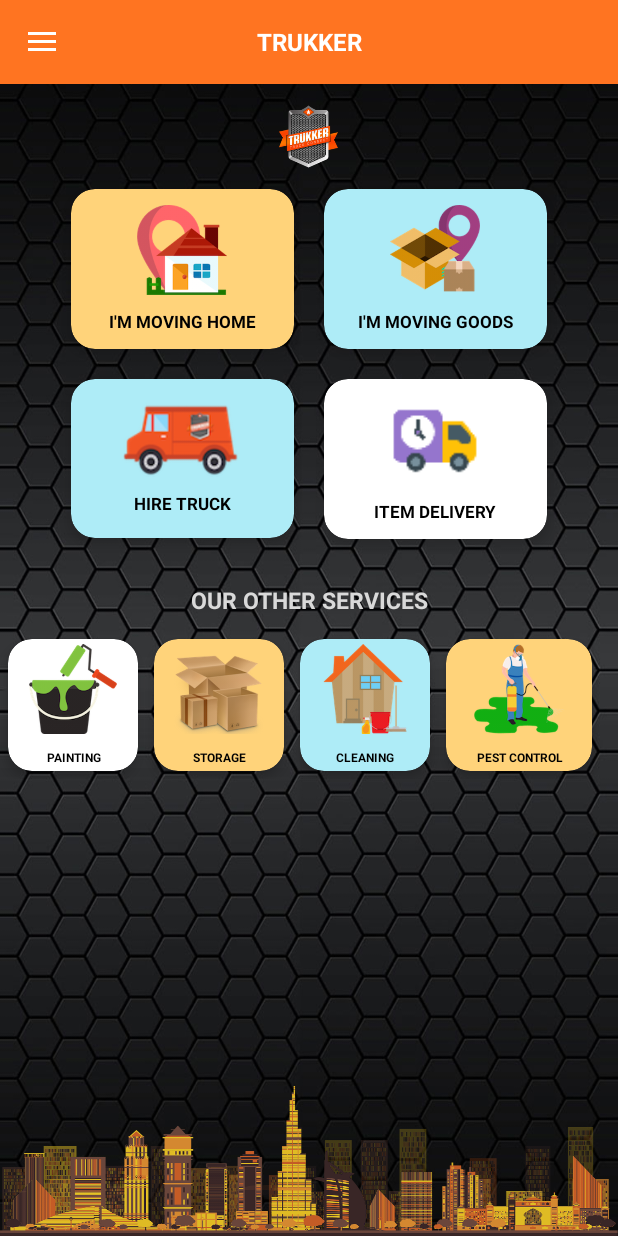
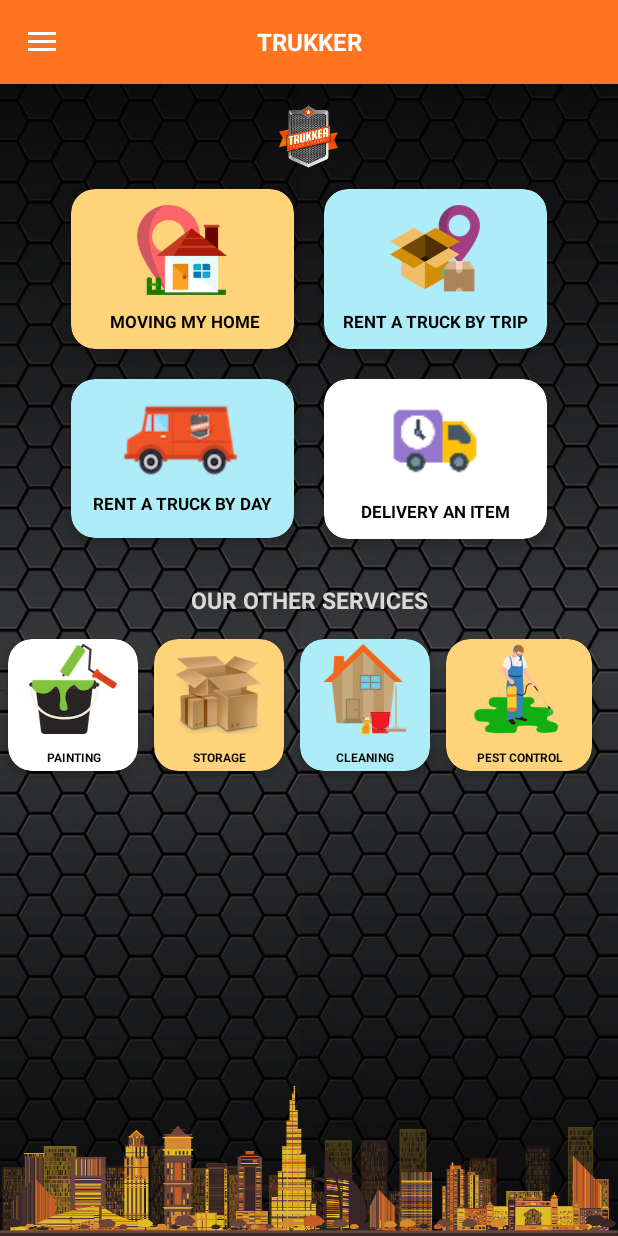
Before and after one commit to Heenali/AndroidApp_S, an Android app: the Fragment_Dashboard screen opened directly, with no data from a screen before it, on a phone screen of 412 x 824 dp. Run offline under Robolectric (Android 15) with nearby library versions, the phone set to English and light mode, and no system bars; 1 statement that could not run was skipped.

Commit message:
Text name changes

```diff
--- a/app/src/main/AndroidManifest.xml
+++ b/app/src/main/AndroidManifest.xml
@@ -35,6 +35,7 @@
                 <category android:name="android.intent.category.LAUNCHER" />
             </intent-filter>
         </activity>
+
 
         <activity
             android:name="com.trukker.trukkershipperuae.activity.MainActivity"
--- a/app/src/main/java/com/trukker/trukkershipperuae/fragment/Fragment_Dashboard.java
+++ b/app/src/main/java/com/trukker/trukkershipperuae/fragment/Fragment_Dashboard.java
@@ -328,7 +328,6 @@
         pest=(CardView)rootView.findViewById(R.id.pest);
         moving_goods = (CardView) rootView.findViewById(R.id.loads);
 
-
         int notofication_id=0;
         prefs = getActivity().getSharedPreferences(prefName, getActivity().MODE_PRIVATE);
         notofication_id=prefs.getInt("id", notofication_id);
--- a/app/src/main/java/com/trukker/trukkershipperuae/fragment/Fragment_Notification.java
+++ b/app/src/main/java/com/trukker/trukkershipperuae/fragment/Fragment_Notification.java
@@ -93,9 +93,6 @@
                                 }
         );
 
-
-
-
         return rootView;
     }
 
@@ -119,8 +116,7 @@
 
         notification_listview=(ListView)rootView.findViewById(R.id.listView_notification);
         swipeRefreshLayout = (SwipeRefreshLayout)rootView. findViewById(R.id.swipe_refresh_layout);
-        android_id = Settings.Secure.getString(getActivity().getContentResolver(),
-                Settings.Secure.ANDROID_ID);
+        android_id = Settings.Secure.getString(getActivity().getContentResolver(),Settings.Secure.ANDROID_ID);
     }
 
     @Override
--- a/app/src/main/res/layout/fragment_dashboard.xml
+++ b/app/src/main/res/layout/fragment_dashboard.xml
@@ -63,107 +63,101 @@
                 android:layout_width="fill_parent"
                 android:layout_height="wrap_content"
                 android:layout_alignParentBottom="true"
+                android:layout_gravity="center"
+                android:gravity="center"
                 android:orientation="horizontal"
-                android:gravity="center"
-                android:layout_gravity="center"
                 android:weightSum="1">
 
-                <android.support.v7.widget.CardView
-                    xmlns:card_view="http://schemas.android.com/apk/res-auto"
+                <android.support.v7.widget.CardView xmlns:card_view="http://schemas.android.com/apk/res-auto"
                     android:id="@+id/homess"
                     android:layout_width="0dp"
                     android:layout_height="wrap_content"
+                    android:layout_centerInParent="true"
+                    android:layout_margin="10dp"
                     android:layout_weight=".40"
-                    android:layout_centerInParent="true"
+                    card_view:cardBackgroundColor="@color/cardvyellow"
                     card_view:cardCornerRadius="16dp"
                     card_view:cardElevation="6dp"
-                    card_view:contentPadding="5dp"
-                    android:layout_margin="10dp"
-                    card_view:cardBackgroundColor="@color/cardvyellow" >
+                    card_view:contentPadding="5dp">
 
                     <LinearLayout
                         android:layout_width="fill_parent"
+                        android:layout_height="wrap_content"
+                        android:gravity="center"
                         android:orientation="vertical"
-                        android:gravity="center"
-                        android:padding="5dp"
-                        android:layout_height="wrap_content"
-                        >
+                        android:padding="5dp">
 
                         <ImageView
                             android:layout_width="60dp"
                             android:layout_height="60dp"
-                            android:background="@drawable/dash_home"
-                            />
+                            android:background="@drawable/dash_home" />
+
                         <TextView
+                            android:id="@+id/txt_hometype"
                             android:layout_width="fill_parent"
                             android:layout_height="wrap_content"
+                            android:ellipsize="end"
+                            android:gravity="center"
+                            android:paddingTop="10dp"
+                            android:singleLine="true"
+                            android:text=" Moving My home"
+                            android:textAllCaps="true"
                             android:textAppearance="?android:attr/textAppearanceSmall"
-                            android:text="I'M Moving home"
-                            android:textAllCaps="true"
-                            android:singleLine="true"
-                            android:gravity="center"
+                            android:textColor="#000000"
                             android:textSize="11dp"
-                            android:textColor="#000000"
-                            android:ellipsize="end"
-                            android:paddingTop="10dp"
-                            android:textStyle="bold"
-                            android:id="@+id/txt_hometype" />
+                            android:textStyle="bold" />
 
                     </LinearLayout>
 
                 </android.support.v7.widget.CardView>
 
-                <android.support.v7.widget.CardView
-                    xmlns:card_view="http://schemas.android.com/apk/res-auto"
+                <android.support.v7.widget.CardView xmlns:card_view="http://schemas.android.com/apk/res-auto"
                     android:id="@+id/loads"
+                    android:layout_width="0dp"
+                    android:layout_height="wrap_content"
+                    android:layout_centerInParent="true"
                     android:layout_margin="10dp"
-                    android:layout_centerInParent="true"
+                    android:layout_weight=".40"
+                    card_view:cardBackgroundColor="@color/cardvblue"
                     card_view:cardCornerRadius="16dp"
                     card_view:cardElevation="6dp"
-                    android:layout_width="0dp"
-                    android:layout_height="wrap_content"
-                    android:layout_weight=".40"
-                    card_view:contentPadding="5dp"
-                    card_view:cardBackgroundColor="@color/cardvblue" >
+                    card_view:contentPadding="5dp">
 
                     <LinearLayout
                         android:layout_width="fill_parent"
+                        android:layout_height="wrap_content"
+                        android:gravity="center"
                         android:orientation="vertical"
-                        android:gravity="center"
-                        android:padding="5dp"
-                        android:layout_height="wrap_content"
-                        >
+                        android:padding="5dp">
 
                         <ImageView
+                            android:id="@+id/vgdfxbgd"
                             android:layout_width="60dp"
                             android:layout_height="60dp"
-                            android:background="@drawable/dash_goods"
-                            android:id="@+id/vgdfxbgd" />
+                            android:background="@drawable/dash_goods" />
 
                         <TextView
+                            android:id="@+id/good_title"
                             android:layout_width="fill_parent"
                             android:layout_height="wrap_content"
+                            android:ellipsize="end"
+                            android:gravity="center"
+                            android:paddingTop="10dp"
+                            android:singleLine="true"
+                            android:text="Rent a Truck by trip"
+                            android:textAllCaps="true"
                             android:textAppearance="?android:attr/textAppearanceSmall"
-                            android:text="I&apos;M Moving Goods"
-                            android:textAllCaps="true"
-                            android:singleLine="true"
-                            android:gravity="center"
+                            android:textColor="#000000"
                             android:textSize="11dp"
-                            android:textColor="#000000"
-                            android:ellipsize="end"
-                            android:paddingTop="10dp"
-                            android:textStyle="bold"
-                            android:id="@+id/good_title" />
+                            android:textStyle="bold" />
 
                     </LinearLayout>
 
                 </android.support.v7.widget.CardView>
 
 
+            </LinearLayout>
 
-
-
-            </LinearLayout>
             <LinearLayout
                 android:id="@+id/layout12"
                 android:layout_width="fill_parent"
@@ -204,19 +198,19 @@
                             />
 
                         <TextView
+                            android:id="@+id/txt_hire"
                             android:layout_width="fill_parent"
                             android:layout_height="match_parent"
+                            android:ellipsize="end"
+                            android:gravity="center"
+                            android:paddingTop="10dp"
+                            android:singleLine="true"
+                            android:text="rent a truck by day"
+                            android:textAllCaps="true"
                             android:textAppearance="?android:attr/textAppearanceSmall"
-                            android:text="Hire Truck"
-                            android:textAllCaps="true"
-                            android:singleLine="true"
-                            android:gravity="center"
+                            android:textColor="#000000"
                             android:textSize="11dp"
-                            android:textColor="#000000"
-                            android:ellipsize="end"
-                            android:paddingTop="10dp"
-                            android:textStyle="bold"
-                            android:id="@+id/txt_hire" />
+                            android:textStyle="bold" />
 
                     </LinearLayout>
 
@@ -255,7 +249,7 @@
                             android:gravity="center"
                             android:paddingTop="10dp"
                             android:singleLine="true"
-                            android:text="Item Delivery"
+                            android:text="Delivery an item"
                             android:textAllCaps="true"
                             android:textAppearance="?android:attr/textAppearanceSmall"
                             android:textColor="#000000"
```
